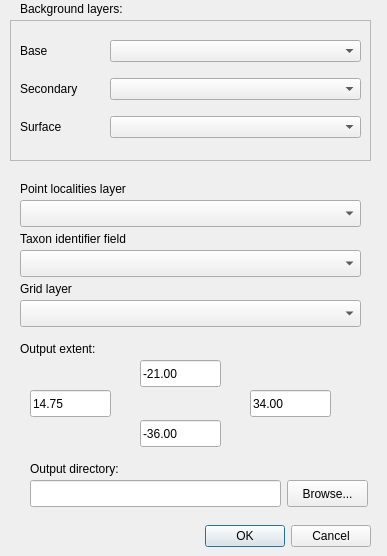
This is ui_distromap.ui in rudivs/DistroMap as Qt 5 draws it before an edit. The edited form follows.
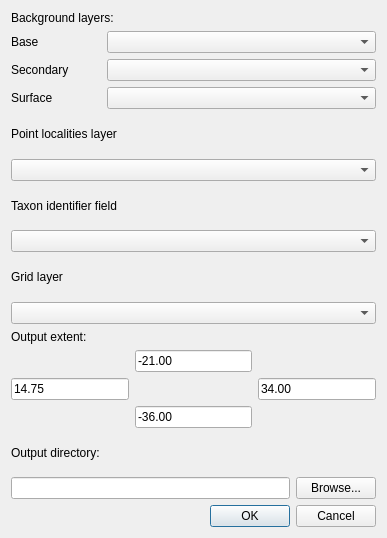
This is the edited form.

Patch:
```diff
--- a/ui_distromap.ui
+++ b/ui_distromap.ui
@@ -7,62 +7,24 @@
     <x>0</x>
     <y>0</y>
     <width>387</width>
-    <height>556</height>
+    <height>538</height>
    </rect>
   </property>
   <property name="windowTitle">
    <string>DistroMap</string>
   </property>
-  <widget class="QDialogButtonBox" name="buttonBox">
-   <property name="geometry">
-    <rect>
-     <x>30</x>
-     <y>520</y>
-     <width>341</width>
-     <height>32</height>
-    </rect>
-   </property>
-   <property name="orientation">
-    <enum>Qt::Horizontal</enum>
-   </property>
-   <property name="standardButtons">
-    <set>QDialogButtonBox::Cancel|QDialogButtonBox::Ok</set>
-   </property>
-  </widget>
-  <widget class="QFrame" name="frame">
-   <property name="geometry">
-    <rect>
-     <x>10</x>
-     <y>20</y>
-     <width>361</width>
-     <height>141</height>
-    </rect>
-   </property>
-   <property name="frameShape">
-    <enum>QFrame::StyledPanel</enum>
-   </property>
-   <property name="frameShadow">
-    <enum>QFrame::Raised</enum>
-   </property>
-   <widget class="QWidget" name="gridLayoutWidget">
-    <property name="geometry">
-     <rect>
-      <x>10</x>
-      <y>10</y>
-      <width>341</width>
-      <height>121</height>
-     </rect>
-    </property>
+  <layout class="QGridLayout" name="gridLayout_3">
+   <item row="0" column="0">
+    <layout class="QVBoxLayout" name="verticalLayout_6">
+     <item>
+      <widget class="QLabel" name="label">
+       <property name="text">
+        <string>Background layers:</string>
+       </property>
+      </widget>
+     </item>
+     <item>
     <layout class="QGridLayout" name="gridLayout" columnstretch="1,3">
-     <item row="1" column="1">
-      <widget class="QComboBox" name="comboBox_2"/>
-     </item>
-     <item row="2" column="1">
-      <widget class="QComboBox" name="comboBox_3"/>
-     </item>
-     <item row="0" column="1">
-      <widget class="QComboBox" name="comboBox"/>
-     </item>
      <item row="0" column="0">
       <widget class="QLabel" name="label_2">
        <property name="text">
@@ -70,6 +32,12 @@
        </property>
       </widget>
      </item>
+       <item row="1" column="1">
+        <widget class="QComboBox" name="comboSecondary"/>
+       </item>
+       <item row="2" column="1">
+        <widget class="QComboBox" name="comboSurface"/>
+       </item>
      <item row="1" column="0">
       <widget class="QLabel" name="label_3">
        <property name="text">
@@ -84,195 +52,160 @@
        </property>
       </widget>
      </item>
-    </layout>
-   </widget>
-  </widget>
-  <widget class="QLabel" name="label">
-   <property name="geometry">
-    <rect>
-     <x>20</x>
-     <y>0</y>
-     <width>131</width>
-     <height>17</height>
-    </rect>
-   </property>
-   <property name="text">
-    <string>Background layers:</string>
-   </property>
-  </widget>
-  <widget class="QComboBox" name="comboBox_4">
-   <property name="geometry">
-    <rect>
-     <x>20</x>
-     <y>200</y>
-     <width>341</width>
-     <height>27</height>
-    </rect>
-   </property>
-  </widget>
+       <item row="0" column="1">
+        <widget class="QComboBox" name="comboBase"/>
+       </item>
+      </layout>
+     </item>
+    </layout>
+   </item>
+   <item row="1" column="0">
+    <layout class="QVBoxLayout" name="verticalLayout">
+     <item>
   <widget class="QLabel" name="label_5">
-   <property name="geometry">
-    <rect>
-     <x>20</x>
-     <y>180</y>
-     <width>151</width>
-     <height>17</height>
-    </rect>
-   </property>
    <property name="text">
     <string>Point localities layer</string>
    </property>
   </widget>
-  <widget class="QComboBox" name="comboBox_5">
-   <property name="geometry">
-    <rect>
-     <x>20</x>
-     <y>250</y>
-     <width>341</width>
-     <height>27</height>
-    </rect>
-   </property>
-  </widget>
+     </item>
+     <item>
+      <widget class="QComboBox" name="comboLocalities"/>
+     </item>
+    </layout>
+   </item>
+   <item row="2" column="0">
+    <layout class="QVBoxLayout" name="verticalLayout_2">
+     <item>
   <widget class="QLabel" name="label_6">
-   <property name="geometry">
-    <rect>
-     <x>20</x>
-     <y>230</y>
-     <width>151</width>
-     <height>17</height>
-    </rect>
-   </property>
    <property name="text">
     <string>Taxon identifier field</string>
    </property>
   </widget>
-  <widget class="QComboBox" name="comboBox_6">
-   <property name="geometry">
-    <rect>
-     <x>20</x>
-     <y>300</y>
-     <width>341</width>
-     <height>27</height>
-    </rect>
-   </property>
-  </widget>
+     </item>
+     <item>
+      <widget class="QComboBox" name="comboTaxonField"/>
+     </item>
+    </layout>
+   </item>
+   <item row="3" column="0">
+    <layout class="QVBoxLayout" name="verticalLayout_3">
+     <item>
   <widget class="QLabel" name="label_7">
-   <property name="geometry">
-    <rect>
-     <x>20</x>
-     <y>280</y>
-     <width>121</width>
-     <height>17</height>
-    </rect>
-   </property>
    <property name="text">
     <string>Grid layer</string>
    </property>
   </widget>
+     </item>
+     <item>
+      <widget class="QComboBox" name="comboGrid"/>
+     </item>
+    </layout>
+   </item>
+   <item row="4" column="0">
+    <layout class="QVBoxLayout" name="verticalLayout_4">
+     <item>
   <widget class="QLabel" name="label_8">
-   <property name="geometry">
-    <rect>
-     <x>20</x>
-     <y>340</y>
-     <width>111</width>
-     <height>17</height>
-    </rect>
-   </property>
    <property name="text">
     <string>Output extent:</string>
    </property>
   </widget>
-  <widget class="QLineEdit" name="lineEdit">
-   <property name="geometry">
-    <rect>
-     <x>140</x>
-     <y>360</y>
-     <width>81</width>
-     <height>27</height>
-    </rect>
-   </property>
+     </item>
+     <item>
+      <layout class="QGridLayout" name="gridLayout_2">
+       <item row="0" column="1">
+        <widget class="QLineEdit" name="leMaxY">
    <property name="text">
     <string>-21.00</string>
    </property>
   </widget>
-  <widget class="QLineEdit" name="lineEdit_2">
-   <property name="geometry">
-    <rect>
-     <x>250</x>
-     <y>390</y>
-     <width>81</width>
-     <height>27</height>
-    </rect>
-   </property>
-   <property name="text">
-    <string>34.00</string>
-   </property>
-  </widget>
-  <widget class="QLineEdit" name="lineEdit_3">
-   <property name="geometry">
-    <rect>
-     <x>30</x>
-     <y>390</y>
-     <width>81</width>
-     <height>27</height>
-    </rect>
-   </property>
+       </item>
+       <item row="1" column="0">
+        <widget class="QLineEdit" name="leMinX">
    <property name="text">
     <string>14.75</string>
    </property>
   </widget>
-  <widget class="QLineEdit" name="lineEdit_4">
-   <property name="geometry">
-    <rect>
-     <x>140</x>
-     <y>420</y>
-     <width>81</width>
-     <height>27</height>
-    </rect>
-   </property>
+       </item>
+       <item row="1" column="2">
+        <widget class="QLineEdit" name="leMaxX">
+         <property name="text">
+          <string>34.00</string>
+         </property>
+        </widget>
+       </item>
+       <item row="2" column="1">
+        <widget class="QLineEdit" name="leMinY">
    <property name="text">
     <string>-36.00</string>
    </property>
   </widget>
-  <widget class="QLineEdit" name="lineEdit_5">
-   <property name="geometry">
-    <rect>
-     <x>30</x>
-     <y>480</y>
-     <width>251</width>
-     <height>27</height>
-    </rect>
-   </property>
+       </item>
+      </layout>
+     </item>
+    </layout>
+   </item>
+   <item row="5" column="0">
+    <layout class="QVBoxLayout" name="verticalLayout_5">
+     <item>
+      <widget class="QLabel" name="label_9">
+       <property name="text">
+        <string>Output directory:</string>
+       </property>
+      </widget>
+     </item>
+     <item>
+      <layout class="QHBoxLayout" name="horizontalLayout">
+       <item>
+        <widget class="QLineEdit" name="leOutDir">
    <property name="placeholderText">
     <string/>
    </property>
   </widget>
-  <widget class="QPushButton" name="pushButton">
-   <property name="geometry">
-    <rect>
-     <x>287</x>
-     <y>480</y>
-     <width>81</width>
-     <height>27</height>
-    </rect>
-   </property>
+       </item>
+       <item>
+        <widget class="QPushButton" name="btnBrowse">
    <property name="text">
     <string>Browse...</string>
    </property>
   </widget>
-  <widget class="QLabel" name="label_9">
-   <property name="geometry">
-    <rect>
-     <x>30</x>
-     <y>460</y>
-     <width>131</width>
-     <height>17</height>
-    </rect>
-   </property>
-   <property name="text">
-    <string>Output directory:</string>
-   </property>
-  </widget>
+       </item>
+      </layout>
+     </item>
+    </layout>
+   </item>
+   <item row="6" column="0">
+    <widget class="QDialogButtonBox" name="buttonBox">
+     <property name="orientation">
+      <enum>Qt::Horizontal</enum>
+     </property>
+     <property name="standardButtons">
+      <set>QDialogButtonBox::Cancel|QDialogButtonBox::Ok</set>
+     </property>
+    </widget>
+   </item>
+  </layout>
+  <zorder>buttonBox</zorder>
+  <zorder>label</zorder>
+  <zorder>comboLocalities</zorder>
+  <zorder>label_5</zorder>
+  <zorder>comboTaxonField</zorder>
+  <zorder>label_6</zorder>
+  <zorder>comboGrid</zorder>
+  <zorder>label_7</zorder>
+  <zorder>label_8</zorder>
+  <zorder>leMaxY</zorder>
+  <zorder>leMaxX</zorder>
+  <zorder>leMinX</zorder>
+  <zorder>leMinY</zorder>
+  <zorder>leOutDir</zorder>
+  <zorder>btnBrowse</zorder>
+  <zorder>label_9</zorder>
+  <zorder>gridLayoutWidget</zorder>
+  <zorder>comboBase</zorder>
+  <zorder>label_2</zorder>
+  <zorder>gridLayoutWidget</zorder>
+  <zorder>gridLayoutWidget</zorder>
+  <zorder>label_6</zorder>
  </widget>
  <resources/>
  <connections>
```
Left out of the diff: 8 changed lines with no effect on the pictures. Lines whose indentation alone changed are shown as unchanged.
